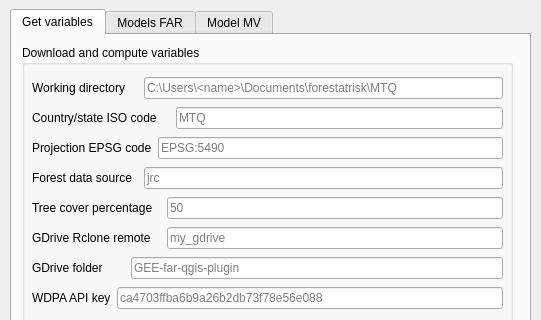
Old version of the form forestatrisk_plugin_dialog_base.ui in the repository ghislainv/deforisk-qgis-plugin; both pictures show x 0 to 541 and y 0 to 320 of the 541 by 597 pixel window.
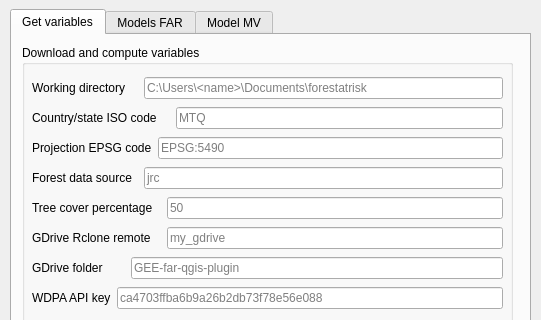
New version of the form.

Commit message: Set path only at first start

The edit to the form file:
```diff
--- a/forestatrisk_plugin_dialog_base.ui
+++ b/forestatrisk_plugin_dialog_base.ui
@@ -54,7 +54,7 @@
        <string>Run</string>
       </property>
      </widget>
-     <widget class="QWidget" name="">
+     <widget class="QWidget" name="layoutWidget">
       <property name="geometry">
        <rect>
         <x>10</x>
@@ -77,7 +77,7 @@
           <string/>
          </property>
          <property name="placeholderText">
-          <string>C:\Users\&lt;name&gt;\Documents\forestatrisk\MTQ</string>
+          <string>C:\Users\&lt;name&gt;\Documents\forestatrisk</string>
          </property>
         </widget>
        </item>
```
Left out of the diff: 2 changed lines with no effect on the pictures. The commit also changes 1 other file.
